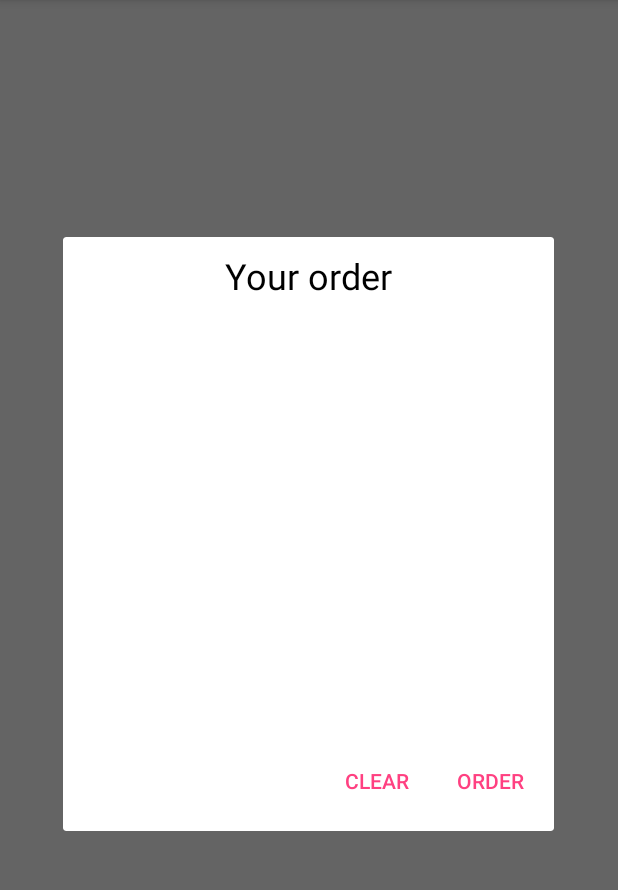
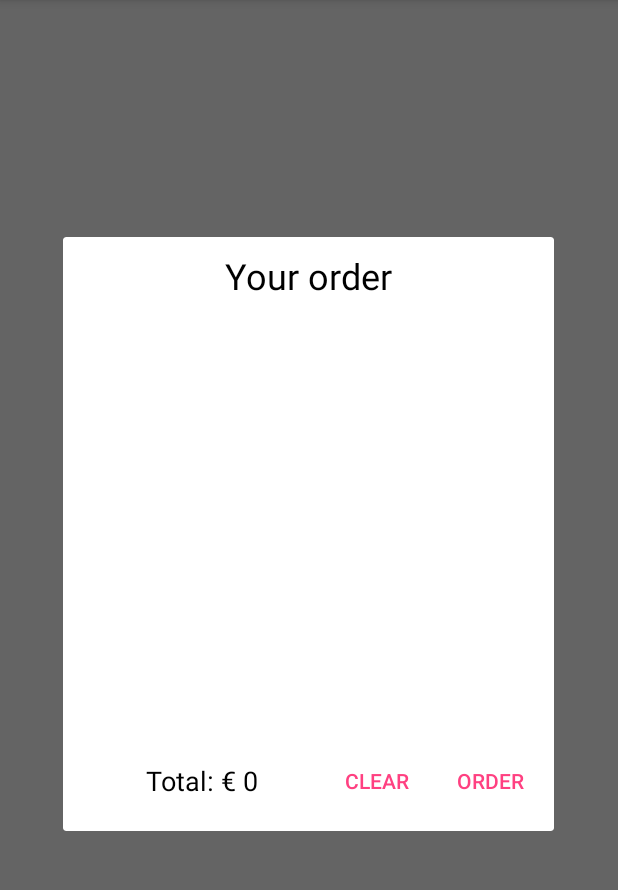
Before and after one commit to vincentdamen/AppStudio, an Android app: the screen it shows after launch (MainActivity), after a tap on "Order", on a phone screen of 412 x 824 dp, the part 84-974 px from its top. Run offline under Robolectric (Android 15) with nearby library versions, the phone set to English and light mode, and no system bars; our stand-ins replace Volley; network calls fail.

Commit message:
Finished the final steps

```diff
--- a/RestaurantRevisited/app/src/main/java/com/example/vincent/restaurantrevisited/OrderFragment.java
+++ b/RestaurantRevisited/app/src/main/java/com/example/vincent/restaurantrevisited/OrderFragment.java
@@ -34,10 +34,13 @@ public class OrderFragment extends DialogFragment implements View.OnClickListene
                              Bundle savedInstanceState) {
         View view = inflater.inflate(R.layout.fragment_order, container, false);
         ListView list = (ListView) view.findViewById(R.id.List1);
+        TextView total = (TextView) view.findViewById(R.id.total);
         db = RestoDatabase.getInstance(getContext());
         Cursor overview = db.selectAll();
         adapter = new RestoAdapter(getActivity(), overview);
         list.setAdapter(adapter);
+        String totalText = getTotal(overview);
+        total.setText(totalText);
         Button clear = view.findViewById(R.id.clearOrder);
         clear.setOnClickListener(this);
         Button send = view.findViewById(R.id.orderButton);
@@ -71,6 +74,19 @@ public class OrderFragment extends DialogFragment implements View.OnClickListene
         Cursor overview1 = db.selectAll();
         adapter.swapCursor(overview1);
         ListView list = (ListView) getView().findViewById(R.id.List1);
+        TextView total = (TextView) getView().findViewById(R.id.total);
+        String totalText = getTotal(overview1);
+        total.setText(totalText);
         list.setAdapter(adapter);
     }
+
+    public String getTotal(Cursor cursor){
+        int total =0;
+        while(cursor.moveToNext()){
+            int sum = cursor.getInt(cursor.getColumnIndex("amount")) * cursor.getInt(cursor.getColumnIndex("price"));
+            total += sum ;
+        }
+        String output = "Total: € "+total;
+        return output;
+    }
 }
--- a/RestaurantRevisited/app/src/main/java/com/example/vincent/restaurantrevisited/RestoAdapter.java
+++ b/RestaurantRevisited/app/src/main/java/com/example/vincent/restaurantrevisited/RestoAdapter.java
@@ -21,7 +21,12 @@ public class RestoAdapter extends CursorAdapter {
     @Override
     public void bindView(View view, Context context, Cursor cursor) {
         TextView item = view.findViewById(R.id.item);
+        TextView amount = view.findViewById(R.id.amount);
+        TextView price = view.findViewById(R.id.price);
         item.setText(cursor.getString(cursor.getColumnIndex("name")));
+        amount.setText(cursor.getString(cursor.getColumnIndex("amount")));
+        int sum = cursor.getInt(cursor.getColumnIndex("amount")) * cursor.getInt(cursor.getColumnIndex("price"));
+        price.setText("€"+sum);
 
     }
 
--- a/RestaurantRevisited/app/src/main/res/layout/fragment_order.xml
+++ b/RestaurantRevisited/app/src/main/res/layout/fragment_order.xml
@@ -75,6 +75,24 @@
                 app:layout_constraintBottom_toBottomOf="parent"
                 app:layout_constraintEnd_toEndOf="parent"
                 app:layout_constraintTop_toTopOf="parent" />
+
+            <TextView
+                android:id="@+id/total"
+                android:layout_width="wrap_content"
+                android:layout_height="wrap_content"
+                android:layout_marginBottom="8dp"
+                android:layout_marginEnd="8dp"
+                android:layout_marginStart="8dp"
+                android:layout_marginTop="8dp"
+                android:gravity="center"
+                android:text="TextView"
+                android:textAlignment="center"
+                android:textColor="@android:color/black"
+                android:textSize="18sp"
+                app:layout_constraintBottom_toBottomOf="parent"
+                app:layout_constraintEnd_toStartOf="@+id/clearOrder"
+                app:layout_constraintStart_toStartOf="parent"
+                app:layout_constraintTop_toTopOf="parent" />
         </android.support.constraint.ConstraintLayout>
     </android.support.constraint.ConstraintLayout>
 
```
Also changed, not shown: RestaurantRevisited/app/src/main/java/com/example/vincent/restaurantrevisited/RestoDatabase.java (+17 -6 lines), RestaurantRevisited/app/src/main/res/layout/row_layout.xml (+36 -17 lines).
